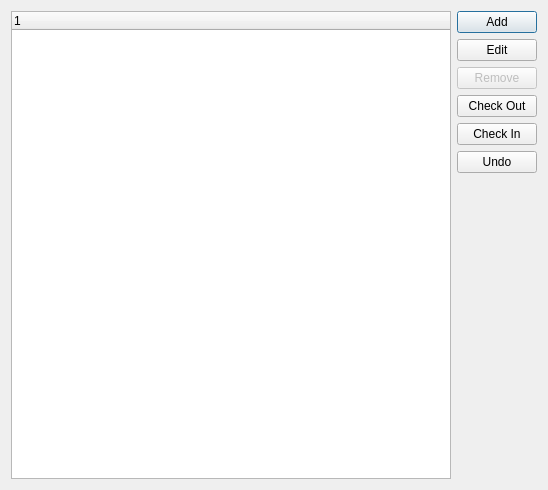
whiteman-kr/u7set, file u7/DialogAFBLEditor.ui: the form before one commit.
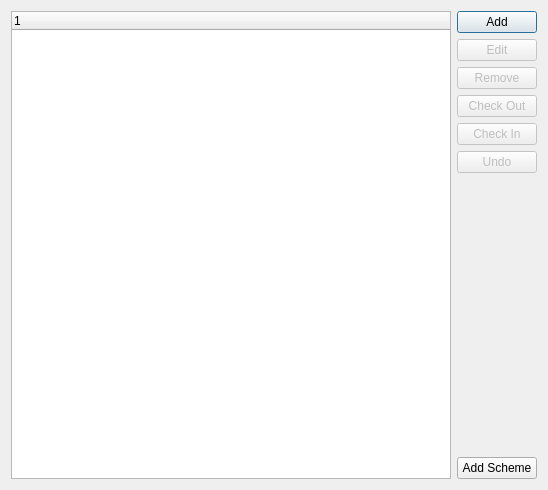
The form after the commit.

Commit message: u7: AFB Library Editor development

```diff
--- a/u7/DialogAFBLEditor.ui
+++ b/u7/DialogAFBLEditor.ui
@@ -36,6 +36,9 @@
        </item>
        <item>
         <widget class="QPushButton" name="m_edit">
+         <property name="enabled">
+          <bool>false</bool>
+         </property>
          <property name="text">
           <string>Edit</string>
          </property>
@@ -53,6 +56,9 @@
        </item>
        <item>
         <widget class="QPushButton" name="m_checkOut">
+         <property name="enabled">
+          <bool>false</bool>
+         </property>
          <property name="text">
           <string>Check Out</string>
          </property>
@@ -60,6 +66,9 @@
        </item>
        <item>
         <widget class="QPushButton" name="m_checkIn">
+         <property name="enabled">
+          <bool>false</bool>
+         </property>
          <property name="text">
           <string>Check In</string>
          </property>
@@ -67,6 +76,9 @@
        </item>
        <item>
         <widget class="QPushButton" name="m_Undo">
+         <property name="enabled">
+          <bool>false</bool>
+         </property>
          <property name="text">
           <string>Undo</string>
          </property>
@@ -85,6 +97,13 @@
          </property>
         </spacer>
        </item>
+       <item>
+        <widget class="QPushButton" name="m_addXsd">
+         <property name="text">
+          <string>Add Scheme</string>
+         </property>
+        </widget>
+       </item>
       </layout>
      </item>
     </layout>
```
Left out of the diff: 3 changed lines with no effect on the pictures. The commit also changes 6 other files.
